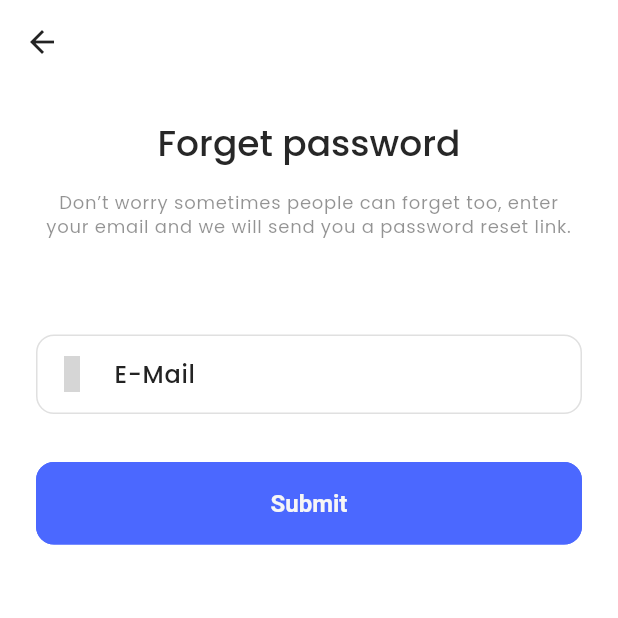
After one commit to SDKishor/ecommerce_flutter_app, a Flutter app: the ForgetPasswordPage screen opened directly, on a phone screen of 412 x 824 dp, the top half of it. The commit adds this screen. Run offline on Flutter 3.47's test engine with Material 3 defaults, Android fonts, the phone set to English and light mode, and no system bars; our stand-ins replace get, get_storage, iconsax, logger, smooth_page_indicator; accounts and stored records are empty; project files that could hold a hidden picture were left out; grey boxes are pictures that could not be loaded.

Commit message:
forget password, reset password page and bottom navbar added

```diff
--- /dev/null
+++ b/lib/pages/forget_password_page.dart
@@ -0,0 +1,61 @@
+import 'package:ecommerce_app/pages/reset_password_page.dart';
+import 'package:ecommerce_app/utils/constants/sizes.dart';
+import 'package:ecommerce_app/utils/constants/text_strings.dart';
+import 'package:flutter/material.dart';
+import 'package:get/get.dart';
+import 'package:iconsax/iconsax.dart';
+
+class ForgetPasswordPage extends StatelessWidget {
+  const ForgetPasswordPage({super.key});
+
+  @override
+  Widget build(BuildContext context) {
+    return Scaffold(
+      appBar: AppBar(),
+      body: Padding(
+        padding: const EdgeInsets.all(TSizes.defaultSpace),
+        child: Column(
+          children: [
+            //heading
+            Text(
+              TTexts.forgetPasswordTitle,
+              style: Theme.of(context).textTheme.headlineMedium,
+              textAlign: TextAlign.center,
+            ),
+            const SizedBox(
+              height: TSizes.spaceBtwItems,
+            ),
+
+            Text(
+              TTexts.forgetPasswordSubTitle,
+              style: Theme.of(context).textTheme.labelMedium,
+              textAlign: TextAlign.center,
+            ),
+            const SizedBox(
+              height: TSizes.spaceBtwSections * 2,
+            ),
+
+            //textfield
+            TextFormField(
+              expands: false,
+              decoration: const InputDecoration(
+                  labelText: TTexts.email,
+                  prefixIcon: Icon(Iconsax.direct_right)),
+            ),
+            const SizedBox(
+              height: TSizes.spaceBtwSections,
+            ),
+
+            //submit btn
+            SizedBox(
+              width: double.infinity,
+              child: ElevatedButton(
+                  onPressed: () => Get.off(() => const ResetPasswordPage()),
+                  child: const Text(TTexts.submit)),
+            ),
+          ],
+        ),
+      ),
+    );
+  }
+}
--- a/lib/utils/helpers/helper_functions.dart
+++ b/lib/utils/helpers/helper_functions.dart
@@ -94,7 +94,8 @@ class THelperFunctions {
     return MediaQuery.of(Get.context!).size.width;
   }
 
-  static String getFormattedDate(DateTime date, {String format = 'dd MMM yyyy'}) {
+  static String getFormattedDate(DateTime date,
+      {String format = 'dd MMM yyyy'}) {
     return DateFormat(format).format(date);
   }
 
@@ -105,7 +106,8 @@ class THelperFunctions {
   static List<Widget> wrapWidgets(List<Widget> widgets, int rowSize) {
     final wrappedList = <Widget>[];
     for (var i = 0; i < widgets.length; i += rowSize) {
-      final rowChildren = widgets.sublist(i, i + rowSize > widgets.length ? widgets.length : i + rowSize);
+      final rowChildren = widgets.sublist(
+          i, i + rowSize > widgets.length ? widgets.length : i + rowSize);
       wrappedList.add(Row(children: rowChildren));
     }
     return wrappedList;
```
Also changed, not shown: lib/features/login/widgets/login_widgets.dart (+6 -2 lines), lib/navigation_menu.dart (added, +57 -0 lines), lib/pages/reset_password_page.dart (added, +74 -0 lines).
